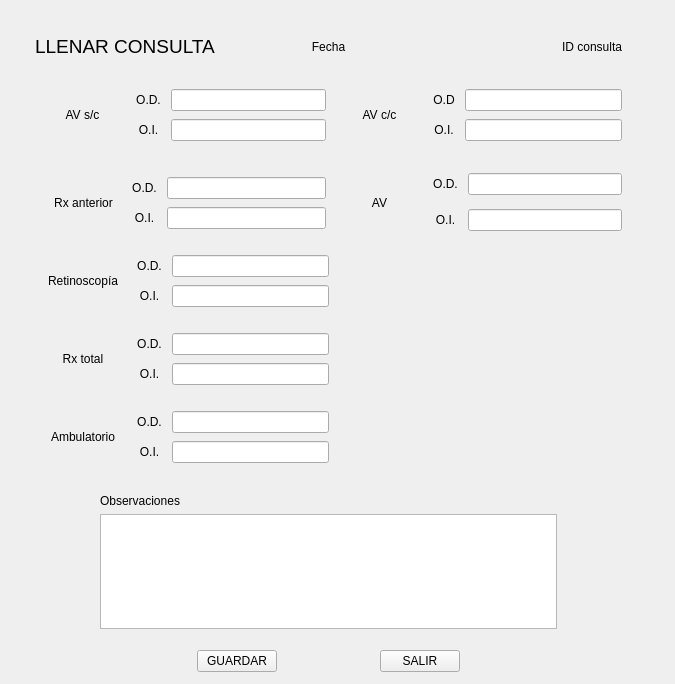
Qt form Llenar_Consulta.ui (Matapuercos666/OPTICA) before a commit.
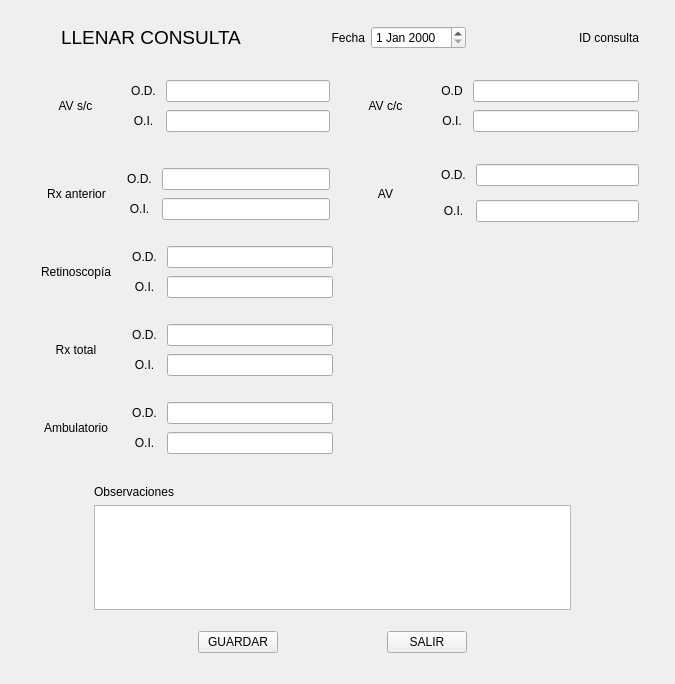
The same form after that commit.

The edit to the form file:
```diff
--- a/Llenar_Consulta.ui
+++ b/Llenar_Consulta.ui
@@ -13,15 +13,8 @@
   <property name="windowTitle">
    <string>Dialog</string>
   </property>
-  <widget class="QWidget" name="gridLayoutWidget_2">
-   <property name="geometry">
-    <rect>
-     <x>20</x>
-     <y>20</y>
-     <width>627</width>
-     <height>672</height>
-    </rect>
-   </property>
+  <layout class="QGridLayout" name="gridLayout_2">
+   <item row="0" column="0">
    <layout class="QGridLayout" name="Llenar_cita">
     <property name="leftMargin">
      <number>15</number>
@@ -351,7 +344,7 @@
     <item row="2" column="1">
      <layout class="QGridLayout" name="gridLayout">
       <item row="0" column="0">
-       <layout class="QHBoxLayout" name="horizontalLayout_16">
+        <layout class="QHBoxLayout" name="horizontalLayout_16" stretch="3,1,1,2">
         <property name="topMargin">
          <number>15</number>
         </property>
@@ -368,6 +361,9 @@
           <property name="text">
            <string>LLENAR CONSULTA</string>
           </property>
+           <property name="alignment">
+            <set>Qt::AlignmentFlag::AlignCenter</set>
+           </property>
          </widget>
         </item>
         <item>
@@ -376,12 +372,15 @@
            <string>Fecha</string>
           </property>
           <property name="alignment">
-           <set>Qt::AlignmentFlag::AlignCenter</set>
+            <set>Qt::AlignmentFlag::AlignRight|Qt::AlignmentFlag::AlignTrailing|Qt::AlignmentFlag::AlignVCenter</set>
           </property>
          </widget>
         </item>
         <item>
-         <widget class="QLabel" name="label_3">
+          <widget class="QDateEdit" name="dateEdit"/>
+         </item>
+         <item>
+          <widget class="QLabel" name="IdConsulta">
           <property name="text">
            <string>ID consulta</string>
           </property>
@@ -630,7 +629,8 @@
      </layout>
     </item>
    </layout>
-  </widget>
+   </item>
+  </layout>
  </widget>
  <tabstops>
   <tabstop>lineEdit_21</tabstop>
```
Left out of the diff: 76 changed lines with no effect on the pictures. Lines whose indentation alone changed are shown as unchanged.
